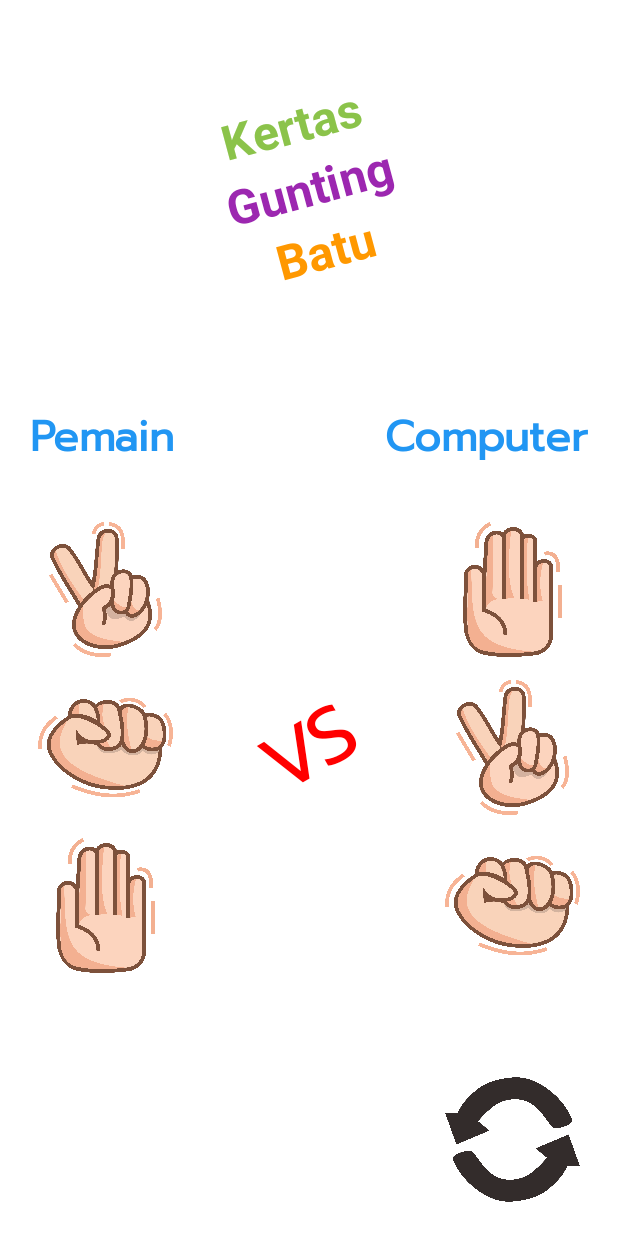
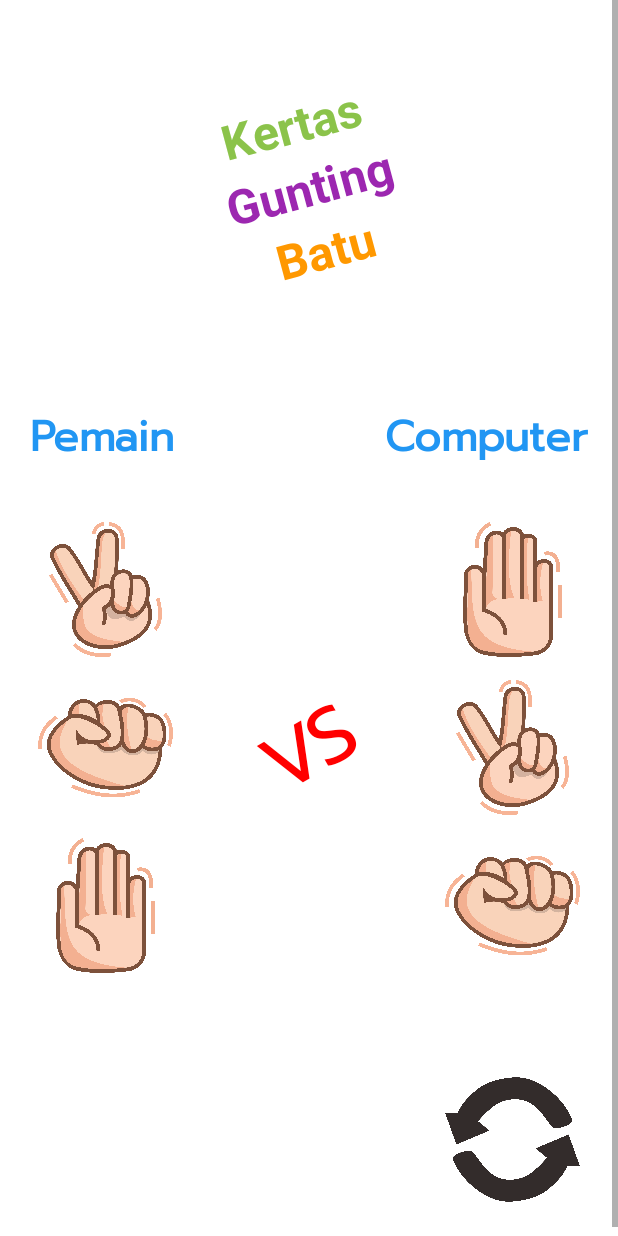
Before and after one commit to ZRamadhan/Janken, an Android app: the layout activity_main.xml on its own in the app's theme, with its tools: preview values and no code run, on a phone screen of 412 x 824 dp. Run offline under Robolectric (Android 15) with nearby library versions, the phone set to English and light mode, and no system bars.

Commit message:
tambah scroll view dan hide action bar

```diff
--- a/app/src/main/java/com/example/newapplication/MainActivity.kt
+++ b/app/src/main/java/com/example/newapplication/MainActivity.kt
@@ -11,6 +11,7 @@ class MainActivity : AppCompatActivity() {
   override fun onCreate(savedInstanceState: Bundle?) {
     super.onCreate(savedInstanceState)
     setContentView(R.layout.activity_main)
+    supportActionBar?.hide()
 
     val btnPemainGunting = findViewById<ImageView>(R.id.pemainSatu)
     val btnPemainBatu = findViewById<ImageView>(R.id.pemainDua)
--- a/app/src/main/res/layout/activity_main.xml
+++ b/app/src/main/res/layout/activity_main.xml
@@ -1,10 +1,14 @@
 <?xml version="1.0" encoding="utf-8"?>
-<androidx.constraintlayout.widget.ConstraintLayout xmlns:android="http://schemas.android.com/apk/res/android"
+<ScrollView xmlns:android="http://schemas.android.com/apk/res/android"
+    android:layout_width="match_parent"
+    android:layout_height="match_parent"
     xmlns:app="http://schemas.android.com/apk/res-auto"
     xmlns:tools="http://schemas.android.com/tools"
+    tools:context=".MainActivity">
+
+<androidx.constraintlayout.widget.ConstraintLayout
     android:layout_width="match_parent"
-    android:layout_height="match_parent"
-    tools:context=".MainActivity" >
+    android:layout_height="match_parent">
 
     <LinearLayout
         android:id="@+id/linearLayout"
@@ -125,3 +129,4 @@
     </androidx.constraintlayout.widget.ConstraintLayout>
 
 </androidx.constraintlayout.widget.ConstraintLayout>
+</ScrollView>
```
